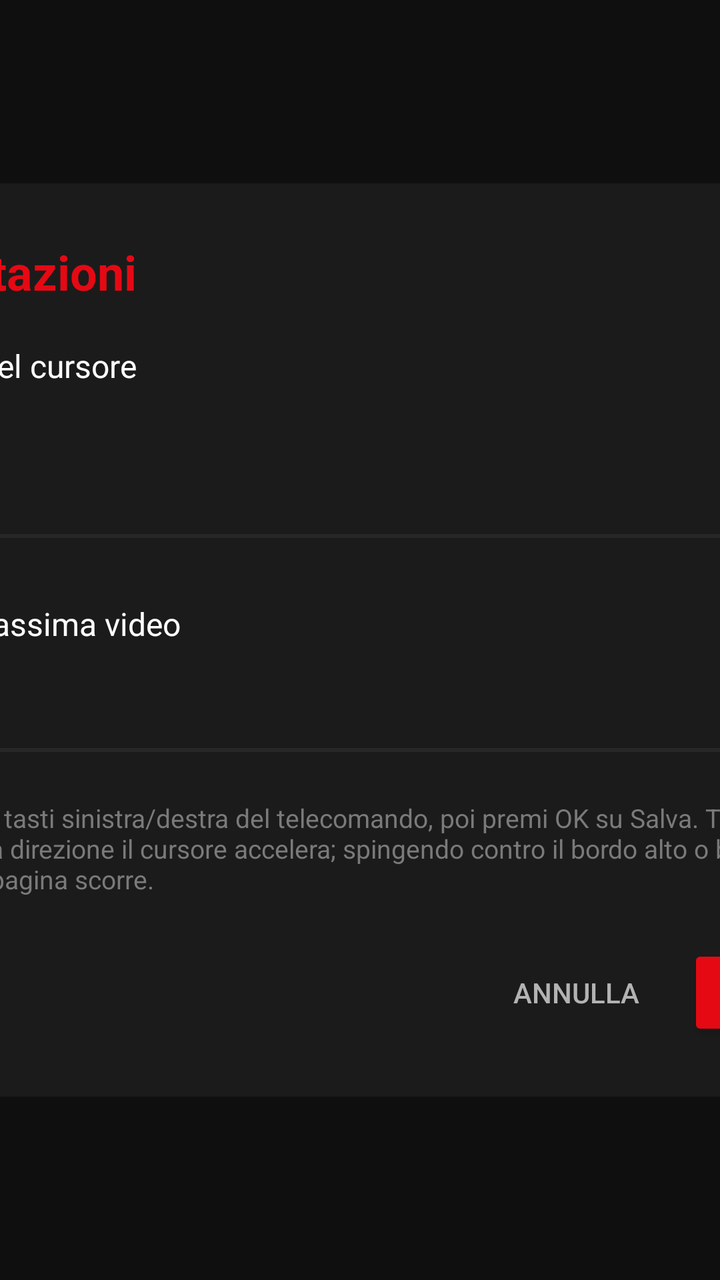
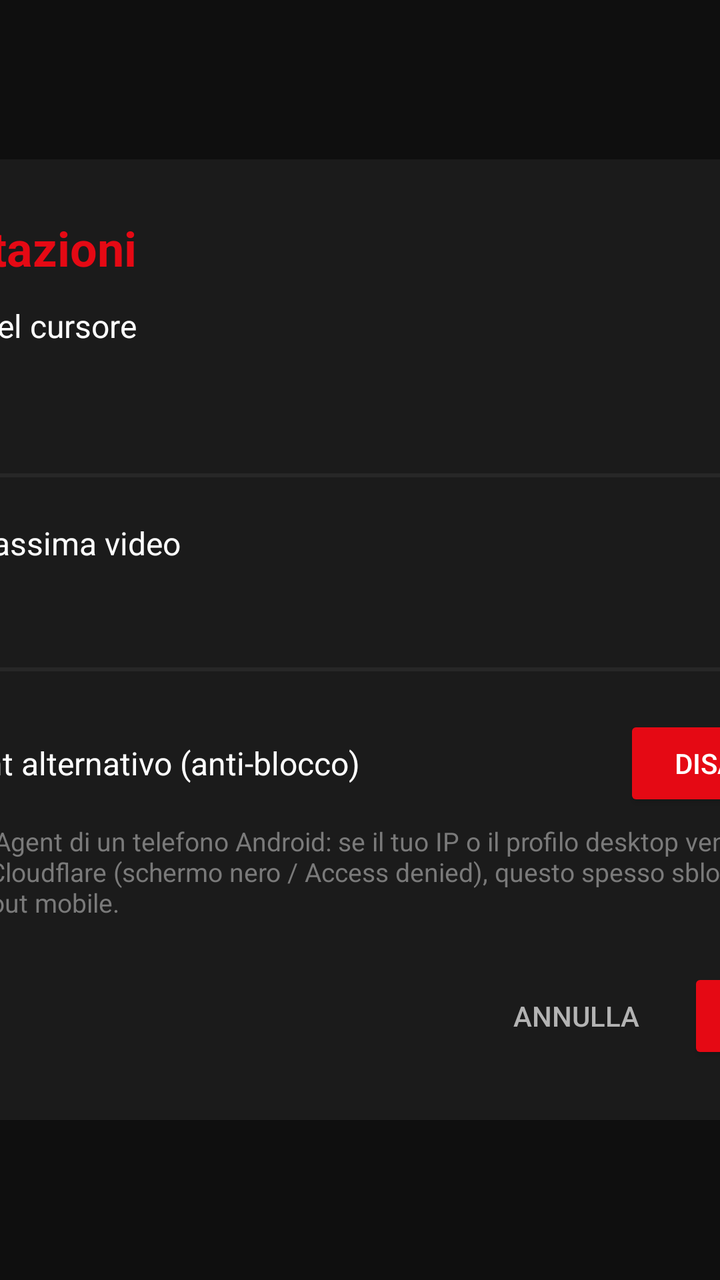

An Android layout rendered at two revisions. The XML below is the earlier revision; the diff shows what the commit changed to produce the second picture.
<!-- AndroidManifest.xml: application theme Theme.SCViewer -->
<!-- res/layout/dialog_settings.xml -->
<?xml version="1.0" encoding="utf-8"?>
<FrameLayout xmlns:android="http://schemas.android.com/apk/res/android"
    android:layout_width="match_parent"
    android:layout_height="match_parent">

    <LinearLayout
        android:layout_width="560dp"
        android:layout_height="wrap_content"
        android:layout_gravity="center"
        android:orientation="vertical"
        android:background="@drawable/overlay_rounded"
        android:padding="28dp">

        <TextView
            android:layout_width="wrap_content"
            android:layout_height="wrap_content"
            android:text="@string/settings_title"
            android:textColor="@color/sc_accent"
            android:textSize="24sp"
            android:textStyle="bold" />

        <TextView
            android:layout_width="wrap_content"
            android:layout_height="wrap_content"
            android:layout_marginTop="20dp"
            android:text="@string/settings_speed_label"
            android:textColor="@color/sc_text_primary"
            android:textSize="16sp" />

        <TextView
            android:id="@+id/settingsSpeedValue"
            android:layout_width="wrap_content"
            android:layout_height="wrap_content"
            android:layout_marginTop="4dp"
            android:textColor="@color/sc_accent"
            android:textSize="34sp"
            android:textStyle="bold" />

        <SeekBar
            android:id="@+id/settingsSpeedSeek"
            android:layout_width="match_parent"
            android:layout_height="wrap_content"
            android:layout_marginTop="16dp"
            android:focusable="true"
            android:focusableInTouchMode="true"
            android:progressBackgroundTint="#444444"
            android:progressTint="@color/sc_accent"
            android:thumbTint="@color/sc_accent" />

        <TextView
            android:layout_width="wrap_content"
            android:layout_height="wrap_content"
            android:layout_marginTop="24dp"
            android:text="@string/settings_quality_label"
            android:textColor="@color/sc_text_primary"
            android:textSize="16sp" />

        <TextView
            android:id="@+id/settingsQualityValue"
            android:layout_width="wrap_content"
            android:layout_height="wrap_content"
            android:layout_marginTop="4dp"
            android:textColor="@color/sc_accent"
            android:textSize="22sp"
            android:textStyle="bold" />

        <SeekBar
            android:id="@+id/settingsQualitySeek"
            android:layout_width="match_parent"
            android:layout_height="wrap_content"
            android:layout_marginTop="10dp"
            android:max="2"
            android:focusable="true"
            android:progressBackgroundTint="#444444"
            android:progressTint="@color/sc_accent"
            android:thumbTint="@color/sc_accent" />

        <TextView
            android:layout_width="match_parent"
            android:layout_height="wrap_content"
            android:layout_marginTop="16dp"
            android:text="@string/settings_hint"
            android:textColor="@color/sc_text_hint"
            android:textSize="13sp" />

        <LinearLayout
            android:layout_width="wrap_content"
            android:layout_height="wrap_content"
            android:layout_gravity="end"
            android:layout_marginTop="24dp"
            android:orientation="horizontal">

            <Button
                android:id="@+id/settingsCancel"
                android:layout_width="wrap_content"
                android:layout_height="wrap_content"
                android:layout_marginEnd="12dp"
                android:background="?attr/selectableItemBackground"
                android:text="@string/settings_cancel"
                android:textColor="@color/sc_text_secondary" />

            <Button
                android:id="@+id/settingsSave"
                android:layout_width="wrap_content"
                android:layout_height="wrap_content"
                android:backgroundTint="@color/sc_accent"
                android:text="@string/settings_save"
                android:textColor="@color/sc_text_primary" />
        </LinearLayout>
    </LinearLayout>
</FrameLayout>
<!-- resources referenced by this layout -->
<resources>
  <color name="sc_accent">#FFE50914</color>
  <color name="sc_text_hint">#FF7A7A7A</color>
  <color name="sc_text_primary">#FFFFFFFF</color>
  <color name="sc_text_secondary">#FFB3B3B3</color>
  <!-- drawable overlay_rounded (drawable) -->
  <?xml version="1.0" encoding="utf-8"?>
  <shape xmlns:android="http://schemas.android.com/apk/res/android"
      android:shape="rectangle">
      <solid android:color="@color/sc_background_elevated" />
      <corners android:radius="8dp" />
  </shape>
  <string name="settings_cancel">Annulla</string>
  <string name="settings_hint">Regola con i tasti sinistra/destra del telecomando, poi premi OK su Salva. Tenendo premuta una direzione il cursore accelera; spingendo contro il bordo alto o basso dello schermo la pagina scorre.</string>
  <string name="settings_quality_label">Qualità massima video</string>
  <string name="settings_save">Salva</string>
  <string name="settings_speed_label">Velocità del cursore</string>
  <string name="settings_title">Impostazioni</string>
  <style name="Theme.SCViewer" parent="Theme.AppCompat.NoActionBar">
          <item name="android:windowBackground">@color/sc_background</item>
          <item name="android:colorBackground">@color/sc_background</item>
          <item name="android:windowNoTitle">true</item>
          <item name="android:windowActionBar">false</item>
          <item name="android:windowFullscreen">true</item>
          <item name="android:windowContentTransitions">false</item>
          <item name="colorPrimary">@color/sc_accent</item>
          <item name="colorPrimaryDark">@color/sc_background</item>
          <item name="colorAccent">@color/sc_accent</item>
          <item name="android:textColorPrimary">@color/sc_text_primary</item>
          <item name="android:textColorSecondary">@color/sc_text_secondary</item>
      </style>
  <color name="sc_background_elevated">#FF1B1B1B</color>
  <color name="sc_background">#FF0F0F0F</color>
</resources>

<!-- the commit's change to res/layout/dialog_settings.xml (unified diff, before → after) -->
@@ -3,10 +3,17 @@
     android:layout_width="match_parent"
     android:layout_height="match_parent">
 
+    <ScrollView
+        android:layout_width="match_parent"
+        android:layout_height="wrap_content"
+        android:layout_gravity="center"
+        android:fillViewport="true"
+        android:scrollbars="none">
+
     <LinearLayout
         android:layout_width="560dp"
         android:layout_height="wrap_content"
-        android:layout_gravity="center"
+        android:layout_gravity="center_horizontal"
         android:orientation="vertical"
         android:background="@drawable/overlay_rounded"
         android:padding="28dp">
@@ -22,7 +29,7 @@
         <TextView
             android:layout_width="wrap_content"
             android:layout_height="wrap_content"
-            android:layout_marginTop="20dp"
+            android:layout_marginTop="12dp"
             android:text="@string/settings_speed_label"
             android:textColor="@color/sc_text_primary"
             android:textSize="16sp" />
@@ -33,7 +40,7 @@
             android:layout_height="wrap_content"
             android:layout_marginTop="4dp"
             android:textColor="@color/sc_accent"
-            android:textSize="34sp"
+            android:textSize="26sp"
             android:textStyle="bold" />
 
         <SeekBar
@@ -50,7 +57,7 @@
         <TextView
             android:layout_width="wrap_content"
             android:layout_height="wrap_content"
-            android:layout_marginTop="24dp"
+            android:layout_marginTop="14dp"
             android:text="@string/settings_quality_label"
             android:textColor="@color/sc_text_primary"
             android:textSize="16sp" />
@@ -75,11 +82,36 @@
             android:progressTint="@color/sc_accent"
             android:thumbTint="@color/sc_accent" />
 
+        <LinearLayout
+            android:layout_width="match_parent"
+            android:layout_height="wrap_content"
+            android:layout_marginTop="14dp"
+            android:gravity="center_vertical"
+            android:orientation="horizontal">
+
+            <TextView
+                android:layout_width="0dp"
+                android:layout_height="wrap_content"
+                android:layout_weight="1"
+                android:text="@string/settings_ua_label"
+                android:textColor="@color/sc_text_primary"
+                android:textSize="16sp" />
+
+            <Button
+                android:id="@+id/settingsUaToggle"
+                android:layout_width="wrap_content"
+                android:layout_height="wrap_content"
+                android:backgroundTint="@color/sc_accent"
+                android:minWidth="120dp"
+                android:text="@string/settings_ua_off"
+                android:textColor="@color/sc_text_primary" />
+        </LinearLayout>
+
         <TextView
             android:layout_width="match_parent"
             android:layout_height="wrap_content"
-            android:layout_marginTop="16dp"
-            android:text="@string/settings_hint"
+            android:layout_marginTop="6dp"
+            android:text="@string/settings_ua_hint"
             android:textColor="@color/sc_text_hint"
             android:textSize="13sp" />
 
@@ -108,4 +140,5 @@
                 android:textColor="@color/sc_text_primary" />
         </LinearLayout>
     </LinearLayout>
+    </ScrollView>
 </FrameLayout>
<!-- resource entries referenced after the edit -->
@@ -12,11 +12,13 @@
       <corners android:radius="8dp" />
   </shape>
   <string name="settings_cancel">Annulla</string>
-  <string name="settings_hint">Regola con i tasti sinistra/destra del telecomando, poi premi OK su Salva. Tenendo premuta una direzione il cursore accelera; spingendo contro il bordo alto o basso dello schermo la pagina scorre.</string>
   <string name="settings_quality_label">Qualità massima video</string>
   <string name="settings_save">Salva</string>
   <string name="settings_speed_label">Velocità del cursore</string>
   <string name="settings_title">Impostazioni</string>
+  <string name="settings_ua_hint">Usa lo User-Agent di un telefono Android: se il tuo IP o il profilo desktop vengono bloccati da Cloudflare (schermo nero / "Access denied"), questo spesso sblocca. Il sito passa al layout mobile.</string>
+  <string name="settings_ua_label">User-Agent alternativo (anti-blocco)</string>
+  <string name="settings_ua_off">disattivo</string>
   <style name="Theme.SCViewer" parent="Theme.AppCompat.NoActionBar">
           <item name="android:windowBackground">@color/sc_background</item>
           <item name="android:colorBackground">@color/sc_background</item>
